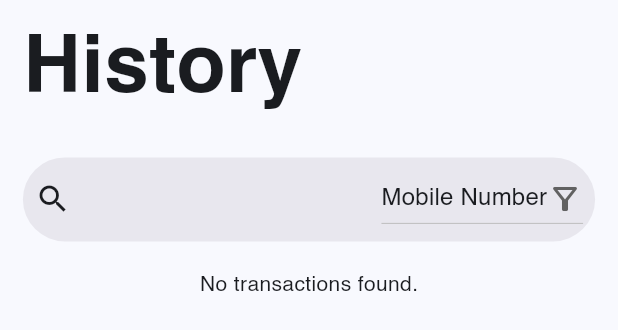
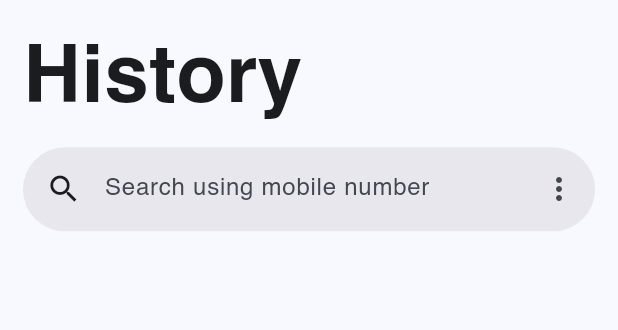
Before and after one commit to dumbun/self-finance, a Flutter app: the HistoryView widget shown alone on an empty page, opened directly, on a phone screen of 412 x 824 dp. Shown: the top 330 px of the screen. Run offline on Flutter 3.47's test engine with Material 3 defaults, Android fonts, the light colour scheme and no system bars; our stand-ins replace fl_chart, flutter_riverpod, flutter_svg, flutter_svg_provider, image_picker, local_auth and 3 more; accounts and stored records are empty; project files that could hold a hidden picture were left out.

Commit message:
added the new search filters

```diff
--- a/lib/constants/constants.dart
+++ b/lib/constants/constants.dart
@@ -8,3 +8,7 @@
 const String defaultProfileImagePath = "assets/icon/defaultImage.svg";
 const String defaultProofImagePath = "assets/icon/id_proof_icon.svg";
 const String defaultItemImagePath = "assets/icon/item_icon.svg";
+const String searchMobile = "Search using mobile number";
+const String mobileNumber = "Mobile Number";
+const String customerName = "Customer Name";
+const String customerPlace = "Customer Place";
--- a/lib/views/history.dart
+++ /dev/null
@@ -1,177 +0,0 @@
-import 'package:flutter/material.dart';
-import 'package:responsive_sizer/responsive_sizer.dart';
-import 'package:self_finance/backend/backend.dart';
-import 'package:self_finance/constants/constants.dart';
-import 'package:self_finance/models/transaction_model.dart';
-import 'package:self_finance/theme/colors.dart';
-import 'package:self_finance/widgets/detail_card_widget.dart';
-import 'package:self_finance/widgets/dilogbox_widget.dart';
-import 'package:self_finance/widgets/title_widget.dart';
-
-class HistoryView extends StatefulWidget {
-  const HistoryView({Key? key}) : super(key: key);
-
-  @override
-  State<HistoryView> createState() => _HistoryViewState();
-}
-
-class _HistoryViewState extends State<HistoryView> {
-  Future<List<Transactions>> _dataFuture = BackEnd.fetchLatestTransactions();
-  List<Transactions> _shodowData = [];
-  List<String> filters = ["Mobile Number", "Name"];
-
-  @override
-  void initState() {
-    super.initState();
-    _dataFuture = BackEnd.fetchLatestTransactions();
-  }
-
-  Widget _showErrorAlert(error) {
-    WidgetsBinding.instance.addPostFrameCallback((_) {
-      AlertDilogs.alertDialogWithOneAction(context, "error", 'Error fetching data: $error');
-    });
-
-    // Return a placeholder widget, or an empty container
-    return const SizedBox.shrink();
-  }
-
-  @override
-  Widget build(BuildContext context) {
-    return Container(
-      width: double.infinity,
-      padding: EdgeInsets.symmetric(vertical: 12.sp, horizontal: 16.sp),
-      child: RefreshIndicator.adaptive(
-        onRefresh: () => _dataFuture = _dataFuture = BackEnd.fetchLatestTransactions(),
-        child: Column(
-          mainAxisAlignment: MainAxisAlignment.start,
-          crossAxisAlignment: CrossAxisAlignment.start,
-          children: [
-            const TitleWidget(text: history),
-            SizedBox(height: 18.sp),
-            _buildSearchBar(),
-            SizedBox(height: 18.sp),
-            _buildData(),
-          ],
-        ),
-      ),
-    );
-  }
-
-  FutureBuilder<List<Transactions>> _buildData() {
-    return FutureBuilder<List<Transactions>>(
-      future: _dataFuture,
-      builder: (context, snapshot) {
-        if (snapshot.connectionState == ConnectionState.waiting) {
-          return const Center(child: CircularProgressIndicator.adaptive()); // Placeholder for loading state
-        } else if (snapshot.hasError) {
-          // return Text(snapshot.error.toString());
-          return _showErrorAlert(snapshot.error);
-        } else {
-          // Check if data is null or empty
-          final List<Transactions>? data = snapshot.data;
-          if (data == null || data.isEmpty) {
-            return const Center(
-              child: Text("No transactions found."),
-            );
-          }
-          _shodowData = data;
-          return _buildCards(data);
-        }
-      },
-    );
-  }
-
-  Widget _buildCards(List<Transactions> data) {
-    if (data.isEmpty || data == []) {
-      return const Center(
-        child: Text("No transactions found."),
-      );
-    }
-
-    return Expanded(
-      child: ListView.builder(
-        key: ValueKey(data),
-        itemCount: data.length,
-        itemBuilder: (BuildContext context, int index) {
-          return DetailCardWidget(data: data[index]);
-        },
-      ),
-    );
-  }
-
-  String dropdownValue = "Mobile Number";
-
-  void _doChangeSearchFilters() {}
-
-  Widget _buildSearchBar() {
-    return SearchAnchor(
-      builder: (BuildContext context, SearchController controller) {
-        return SearchBar(
-          elevation: MaterialStatePropertyAll(0.sp),
-          trailing: [
-            DropdownButton(
-
-              icon: const Icon(Icons.filter_alt_outlined),
-              enableFeedback: true,
-              items: filters.map<DropdownMenuItem<String>>((String value) {
-                return DropdownMenuItem<String>(
-                  value: value,
-                  child: Text(value),
-                );
-              }).toList(),
-              value: dropdownValue,
-              onChanged: (String? value) {
-                setState(() {
-                  dropdownValue = value!;
-                });
-              },
-            ),
-          ],
-          leading: const Icon(Icons.search),
-          onSubmitted: (value) => _doSearch(controller.text),
-          controller: controller,
-          onChanged: (_) {
-            _doSearch(controller.text);
-          },
-        );
-      },
-      isFullScreen: false,
-      dividerColor: getPrimaryTextColor,
-      suggestionsBuilder: (BuildContext context, SearchController controller) {
-        return List<ListTile>.generate(
-          _shodowData.length,
-          (int index) {
-            final String item = _shodowData[index].mobileNumber;
-            return ListTile(
-              title: Text(item),
-              onTap: () {
-                setState(
-                  () {
-                    _doSearch(item);
-                    controller.closeView(item);
-                  },
-                );
-              },
-            );
-          },
-        );
-      },
-    );
-  }
-
-  void _doSearch(String mobileNumber) async {
-    try {
-      List<Transactions> queryData = [];
-
-      if (mobileNumber.isNotEmpty) {
-        queryData = await BackEnd.getTransactionsEntriesByMobileNumber(mobileNumber);
-      }
-
-      setState(() {
-        _dataFuture = Future.value(queryData);
-      });
-    } catch (error) {
-      _showErrorAlert(error);
-    }
-  }
-}
--- /dev/null
+++ b/lib/views/history/history_providers.dart
@@ -0,0 +1,8 @@
+import 'package:flutter_riverpod/flutter_riverpod.dart';
+import 'package:self_finance/constants/constants.dart';
+
+final hintTextProvider = StateProvider<String>((ref) {
+  return searchMobile;
+});
+
+final selectedFilterProvider = StateProvider((ref) => "Mobile Number");
--- /dev/null
+++ b/lib/views/history/history_view.dart
@@ -0,0 +1,74 @@
+import 'package:flutter/material.dart';
+import 'package:flutter_riverpod/flutter_riverpod.dart';
+import 'package:responsive_sizer/responsive_sizer.dart';
+import 'package:self_finance/constants/constants.dart';
+import 'package:self_finance/views/history/history_providers.dart';
+import 'package:self_finance/widgets/title_widget.dart';
+
+class HistoryView extends ConsumerWidget {
+  const HistoryView({super.key});
+
+  @override
+  Widget build(BuildContext context, WidgetRef ref) {
+    final String hintText = ref.watch(hintTextProvider);
+    final String filterText = ref.watch(selectedFilterProvider);
+
+    return SafeArea(
+      child: Container(
+        padding: EdgeInsets.all(16.sp),
+        width: double.infinity,
+        child: Column(
+          mainAxisAlignment: MainAxisAlignment.start,
+          crossAxisAlignment: CrossAxisAlignment.start,
+          children: [
+            _buildTitle(ref),
+            SizedBox(height: 10.sp),
+            _buildSearchBar(ref, hintText, filterText),
+          ],
+        ),
+      ),
+    );
+  }
+
+  SearchBar _buildSearchBar(WidgetRef ref, String hintText, filterText) {
+    return SearchBar(
+      elevation: const MaterialStatePropertyAll(0),
+      padding: MaterialStatePropertyAll<EdgeInsets>(EdgeInsets.only(left: 16.sp)),
+      hintText: hintText,
+      leading: const Icon(Icons.search),
+      trailing: [
+        //! use drop down menu
+        //todo change the filters
+        PopupMenuButton<String>(
+          onSelected: (String filter) {
+            ref.read(selectedFilterProvider.notifier).update((state) => state = filter);
+          },
+          initialValue: filterText,
+          itemBuilder: (BuildContext context) => <PopupMenuEntry<String>>[
+            const PopupMenuItem<String>(
+              value: mobileNumber,
+              child: Text(mobileNumber),
+            ),
+            const PopupMenuItem<String>(
+              value: customerName,
+              child: Text(customerName),
+            ),
+            const PopupMenuItem<String>(
+              value: customerPlace,
+              child: Text(customerPlace),
+            ),
+          ],
+        ),
+      ],
+      onChanged: (value) {
+        //todo  search the user given input to the search bar
+        // using filter text we can search the data user requried
+        print(filterText);
+      },
+    );
+  }
+
+  TitleWidget _buildTitle(WidgetRef ref) {
+    return const TitleWidget(text: history);
+  }
+}
```
Also changed, not shown: lib/views/dashboard_view.dart (+4 -4 lines).
